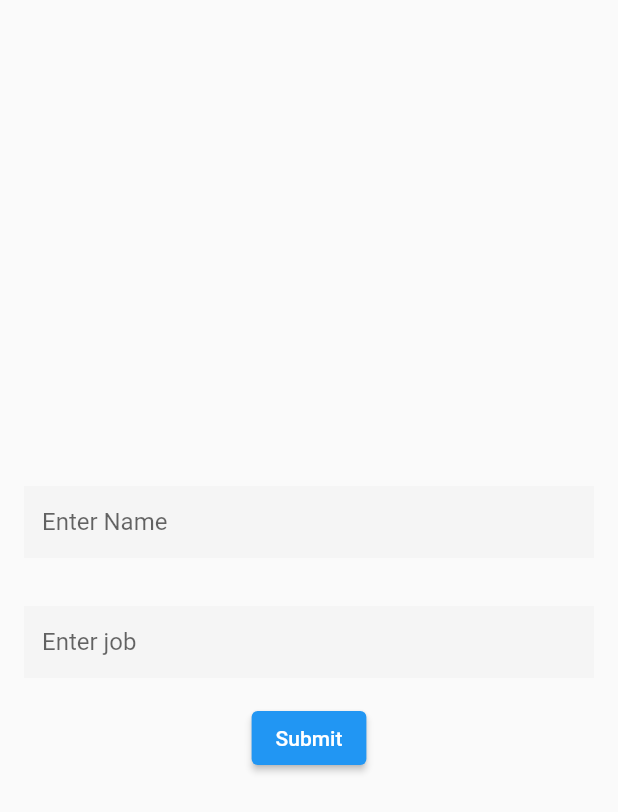
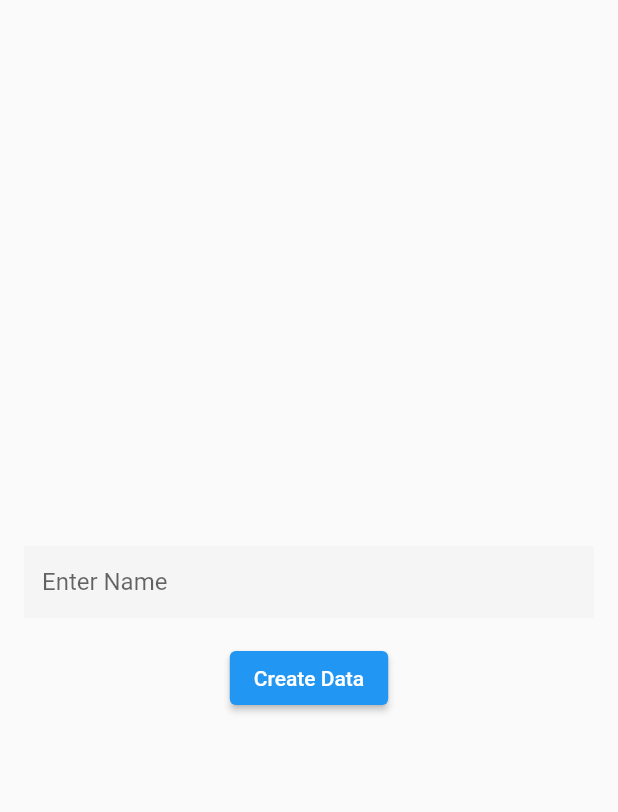
Before and after one commit to surajadkhari/flutter-post-api-with-https, a Flutter app: the screen it shows after launch, on a phone screen of 412 x 824 dp. Shown: the top 812 px of the screen. Run offline on Flutter 3.47's test engine with Material 2 defaults, Android fonts, the phone set to English and light mode, and no system bars.

Commit message:
complete send data

```diff
--- a/lib/core/api_constant.dart
+++ b/lib/core/api_constant.dart
@@ -0,0 +1,2 @@
+String endpoint = "https://jsonplaceholder.typicode.com/albums";
+ const Map<String, dynamic> mapConstant = {};
--- a/lib/home/presentation/homepage.dart
+++ b/lib/home/presentation/homepage.dart
@@ -1,20 +1,33 @@
 import 'package:flutter/material.dart';
+import 'package:flutter_http_post/home/presentation/flutter_doc.dart';
 
-class Homepage extends StatelessWidget {
+import '../repository/repo.dart';
+
+class Homepage extends StatefulWidget {
   const Homepage({Key? key}) : super(key: key);
 
   @override
+  State<Homepage> createState() => _HomepageState();
+}
+
+class _HomepageState extends State<Homepage> {
+  Future<Album>? futureAlbum;
+  final TextEditingController controller = TextEditingController();
+
+  @override
   Widget build(BuildContext context) {
-    final TextEditingController name = TextEditingController();
-    final TextEditingController job = TextEditingController();
     return Scaffold(
       body: Column(
         mainAxisAlignment: MainAxisAlignment.center,
         children: [
+          futureAlbum == null
+              ? Column(
+                  mainAxisAlignment: MainAxisAlignment.center,
+                  children: <Widget>[
                     Padding(
                       padding: const EdgeInsets.all(16.0),
                       child: TextFormField(
-              controller: name,
+                        controller: controller,
                         decoration: InputDecoration(
                             hintText: "Enter Name",
                             border: InputBorder.none,
@@ -22,18 +35,30 @@ class Homepage extends StatelessWidget {
                             fillColor: Colors.grey[100]),
                       ),
                     ),
-          Padding(
-            padding: const EdgeInsets.all(16.0),
-            child: TextFormField(
-              controller: job,
-              decoration: InputDecoration(
-                  hintText: "Enter job",
-                  border: InputBorder.none,
-                  filled: true,
-                  fillColor: Colors.grey[100]),
+                    ElevatedButton(
+                      onPressed: () {
+                        Map<String, dynamic> data = {"title": controller.text};
+                        UserRepository().createUser(data);
+                        setState(() {
+                          futureAlbum = UserRepository().createUser(data);
+                        });
+                      },
+                      child: const Text('Create Data'),
                     ),
+                  ],
+                )
+              : FutureBuilder<Album>(
+                  future: futureAlbum,
+                  builder: (context, snapshot) {
+                    if (snapshot.hasData) {
+                      return Center(child: Text(snapshot.data!.title));
+                    } else if (snapshot.hasError) {
+                      return Text('${snapshot.error}');
+                    }
+
+                    return const CircularProgressIndicator();
+                  },
                 ),
-          ElevatedButton(onPressed: () {}, child: const Text("Submit"))
         ],
       ),
     );
--- /dev/null
+++ b/lib/home/repository/repo.dart
@@ -0,0 +1,25 @@
+import 'dart:convert';
+import 'dart:developer';
+
+import 'package:flutter_http_post/core/api_constant.dart';
+import 'package:http/http.dart';
+
+import '../../core/api_client.dart';
+import '../presentation/flutter_doc.dart';
+
+class UserRepository {
+  Future<Album> createUser(Map<String, dynamic> userModel) async {
+    Response result =
+        await Apiclient().request(path: endpoint, data: userModel);
+    if (result.statusCode == 201) {
+      // If the server did return a 201 CREATED response,
+      // then parse the JSON.
+      log(result.body);
+      return Album.fromJson(jsonDecode(result.body));
+    } else {
+      // If the server did not return a 201 CREATED response,
+      // then throw an exception.
+      throw Exception('Failed to create album.');
+    }
+  }
+}
```
Also changed, not shown: lib/core/api_client.dart (+8 -9 lines), lib/home/data/user_model.dart (+8 -2 lines), lib/home/data/user_response_model.dart (+11 -13 lines), lib/home/presentation/flutter_doc.dart (added, +113 -0 lines), 1 other file. Lines whose indentation alone changed are shown as unchanged.
